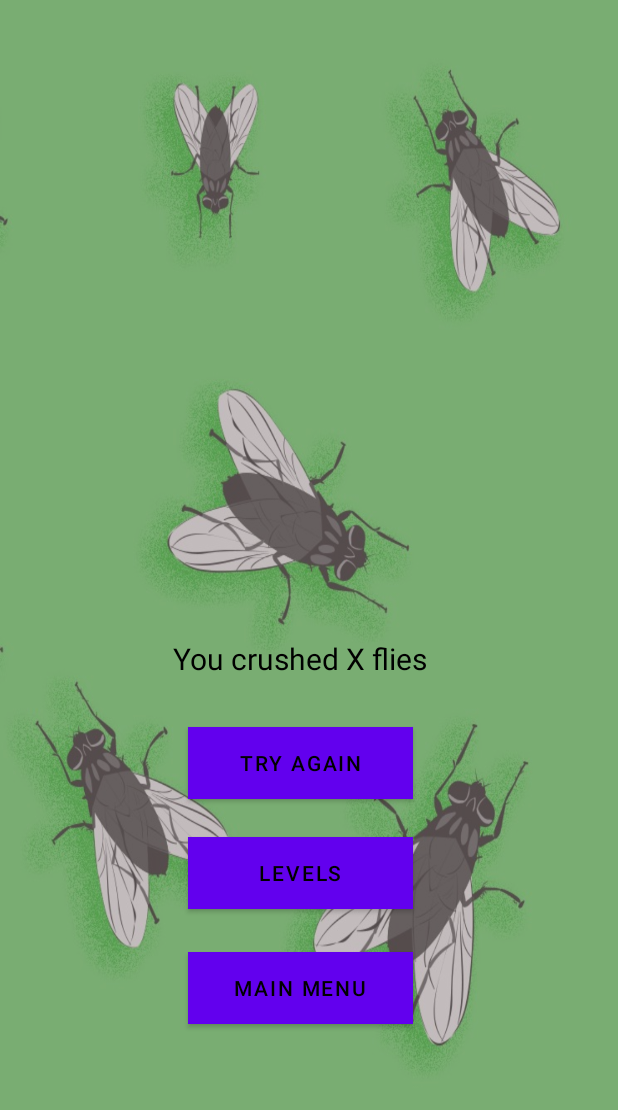
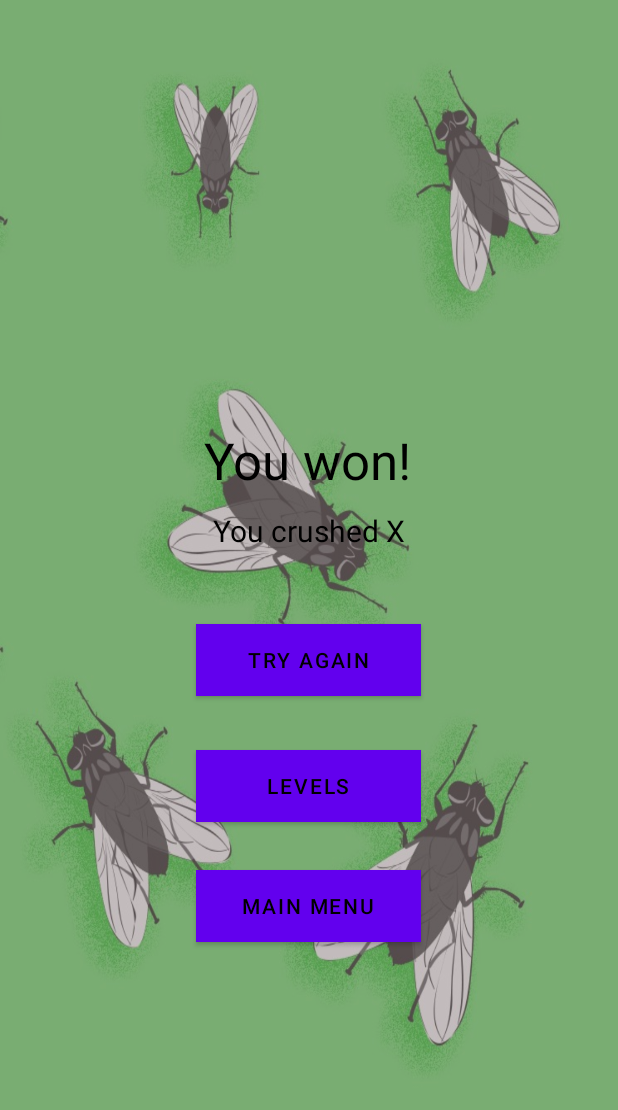
Before and after one commit to MaksymFurmanov/flies_infestation, an Android app: the layout activity_game_end.xml on its own in the app's theme, with its tools: preview values and no code run, on a phone screen of 412 x 824 dp. Shown: the top 1110 px of the screen. Run offline under Robolectric (Android 15) with nearby library versions, the phone set to English and light mode, and no system bars.

Commit message:
The project updated

```diff
--- a/src/main/java/sk/tuke/vmir/fliesinfestation/MainActivity.java
+++ b/src/main/java/sk/tuke/vmir/fliesinfestation/MainActivity.java
@@ -56,9 +56,7 @@ public class MainActivity extends AppCompatActivity {
 
         client = GoogleSignIn.getClient(this, options);
 
-        googleAuth.setOnClickListener(v -> {
-            googleSignIn();
-        });
+        googleAuth.setOnClickListener(v -> googleSignIn());
     }
 
     private void googleSignIn() {
--- a/src/main/res/layout/activity_game_end.xml
+++ b/src/main/res/layout/activity_game_end.xml
@@ -1,81 +1,90 @@
 <?xml version="1.0" encoding="utf-8"?>
-<RelativeLayout xmlns:android="http://schemas.android.com/apk/res/android"
+<androidx.constraintlayout.widget.ConstraintLayout xmlns:android="http://schemas.android.com/apk/res/android"
+    xmlns:tools="http://schemas.android.com/tools"
+    xmlns:app="http://schemas.android.com/apk/res-auto"
     android:id="@+id/parentLayout"
     android:layout_width="match_parent"
     android:layout_height="match_parent"
     android:background="@drawable/fliesbackground">
 
-    <RelativeLayout
+    <androidx.constraintlayout.widget.ConstraintLayout
         android:layout_width="match_parent"
         android:layout_height="match_parent"
-            android:background="#72938585">
+        android:background="#72938585"
+        tools:layout_editor_absoluteX="51dp"
+        tools:layout_editor_absoluteY="0dp">
 
         <TextView
-                android:textColor="#000000"
-                android:text="You won!"
+            android:id="@+id/resultView"
             android:layout_width="wrap_content"
             android:layout_height="wrap_content"
-                android:id="@+id/resultView"
-                android:layout_marginTop="400dp"
             android:layout_alignParentStart="true"
-                android:layout_marginStart="131dp"
-                android:layout_alignParentBottom="true"
-                android:layout_marginBottom="413dp"
-                android:textSize="34sp"/>
+            android:layout_alignParentTop="true"
+            android:layout_marginTop="284dp"
+            android:text="You won!"
+            android:textColor="#000000"
+            android:textSize="34sp"
+            app:layout_constraintEnd_toEndOf="parent"
+            app:layout_constraintHorizontal_bias="0.498"
+            app:layout_constraintStart_toStartOf="parent"
+            app:layout_constraintTop_toTopOf="parent" />
 
         <TextView
-                android:textColor="#000000"
-                android:text="You crushed X flies"
+            android:id="@+id/scoreView"
             android:layout_width="wrap_content"
             android:layout_height="wrap_content"
-                android:id="@+id/scoreView"
-                android:layout_marginTop="600dp"
-                android:layout_alignParentBottom="true"
-                android:layout_marginBottom="371dp"
-                android:layout_alignParentStart="true"
-                android:layout_marginStart="115dp"
-                android:textSize="20sp"/>
+            android:layout_alignParentTop="true"
+            android:layout_marginTop="340dp"
+            android:text="You crushed X"
+            android:textColor="#000000"
+            android:textSize="20sp"
+            app:layout_constraintEnd_toEndOf="parent"
+            app:layout_constraintStart_toStartOf="parent"
+            app:layout_constraintTop_toTopOf="parent" />
 
         <Button
-                android:text="Try again"
+            android:id="@+id/try_again_button"
             android:layout_width="150dp"
             android:layout_height="wrap_content"
-                android:id="@+id/try_again_button"
-                android:layout_alignParentBottom="true"
-                android:layout_marginBottom="291dp"
-                android:layout_alignParentStart="true"
-                android:layout_marginStart="125dp"
+            android:layout_alignParentTop="true"
+            android:layout_marginTop="416dp"
             android:background="@color/btn_purple"
+            android:text="Try again"
             android:textColor="#000000"
-                android:layout_marginTop="100dp"
-                android:layout_marginEnd="100dp"/>
+            app:layout_constraintEnd_toEndOf="parent"
+            app:layout_constraintHorizontal_bias="0.498"
+            app:layout_constraintStart_toStartOf="parent"
+            app:layout_constraintTop_toTopOf="parent" />
 
         <Button
-                android:text="Levels"
+            android:id="@+id/main_menu_button"
             android:layout_width="150dp"
             android:layout_height="wrap_content"
-                android:id="@+id/levels_button"
-                android:layout_alignParentBottom="true"
-                android:layout_marginBottom="218dp"
-                android:layout_alignParentStart="true"
-                android:layout_marginStart="125dp"
+            android:layout_alignParentTop="true"
+            android:layout_marginTop="580dp"
             android:background="@color/btn_purple"
+            android:text="Main menu"
             android:textColor="#000000"
-                />
+            app:layout_constraintEnd_toEndOf="parent"
+            app:layout_constraintHorizontal_bias="0.498"
+            app:layout_constraintStart_toStartOf="parent"
+            app:layout_constraintTop_toTopOf="parent" />
 
         <Button
-                android:text="Main menu"
+            android:id="@+id/levels_button"
             android:layout_width="150dp"
             android:layout_height="wrap_content"
-                android:id="@+id/main_menu_button"
-                android:layout_alignParentBottom="true"
-                android:layout_marginBottom="141dp"
-                android:layout_alignParentStart="true"
-                android:layout_marginStart="125dp"
+            android:layout_alignParentTop="true"
+            android:layout_marginTop="500dp"
             android:background="@color/btn_purple"
-                android:textColor="#000000"/>
+            android:text="Levels"
+            android:textColor="#000000"
+            app:layout_constraintEnd_toEndOf="parent"
+            app:layout_constraintHorizontal_bias="0.498"
+            app:layout_constraintStart_toStartOf="parent"
+            app:layout_constraintTop_toTopOf="parent" />
 
-    </RelativeLayout>
+    </androidx.constraintlayout.widget.ConstraintLayout>
 
 
-</RelativeLayout>
+</androidx.constraintlayout.widget.ConstraintLayout>
--- a/src/main/res/layout/activity_log_in.xml
+++ b/src/main/res/layout/activity_log_in.xml
@@ -63,7 +63,6 @@
         android:id="@+id/logInHeader"
         android:layout_width="wrap_content"
         android:layout_height="wrap_content"
-        android:layout_marginStart="136dp"
         android:layout_marginBottom="44dp"
         android:shadowColor="#FFFFFF"
         android:shadowDx="1"
@@ -73,6 +72,7 @@
         android:textColor="#000000"
         android:textSize="48sp"
         app:layout_constraintBottom_toTopOf="@+id/login"
+        app:layout_constraintEnd_toEndOf="parent"
         app:layout_constraintStart_toStartOf="parent" />
 
 </androidx.constraintlayout.widget.ConstraintLayout>
--- a/src/main/res/layout/activity_sign_up.xml
+++ b/src/main/res/layout/activity_sign_up.xml
@@ -63,7 +63,6 @@
         android:id="@+id/signUpHeader"
         android:layout_width="wrap_content"
         android:layout_height="wrap_content"
-        android:layout_marginStart="40dp"
         android:layout_marginBottom="36dp"
         android:shadowColor="#FFFFFF"
         android:shadowDx="1"
@@ -73,6 +72,7 @@
         android:textColor="#000000"
         android:textSize="48sp"
         app:layout_constraintBottom_toTopOf="@+id/sign_up_email"
+        app:layout_constraintEnd_toEndOf="parent"
         app:layout_constraintStart_toStartOf="parent" />
 
 </androidx.constraintlayout.widget.ConstraintLayout>
```
Also changed, not shown: src/main/AndroidManifest.xml (+0 -12 lines), src/main/java/sk/tuke/vmir/fliesinfestation/Levels.java (+65 -27 lines), src/main/java/sk/tuke/vmir/fliesinfestation/LogIn.java (+10 -1 lines), src/main/java/sk/tuke/vmir/fliesinfestation/SignUp.java (+8 -1 lines), src/main/res/layout/activity_custom_pictures.xml (+11 -11 lines), src/main/res/layout/activity_levels.xml (+29 -27 lines), src/main/res/layout/activity_main.xml (+6 -19 lines), src/main/res/layout/activity_menu.xml (+38 -24 lines), src/main/res/layout/activity_results_info.xml (+110 -109 lines). Lines whose indentation alone changed are shown as unchanged.
